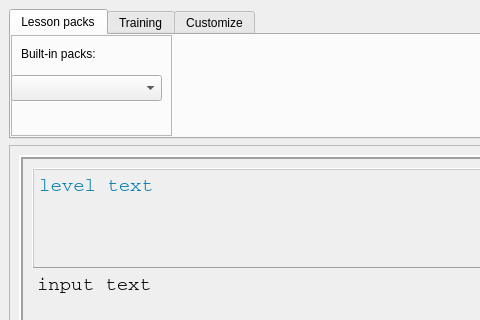
Before: the Qt Designer form ui/opentyper.ui in Open-Typer/Open-Typer, drawn with Qt 5; both pictures show x 0 to 480 and y 0 to 320 of the 1538 by 625 pixel window.
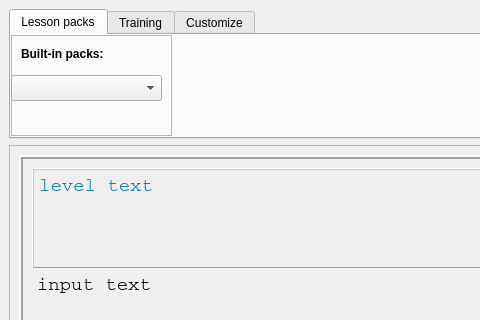
After: the same form once the commit is applied. Icons and pictures are not drawn.

Commit message: ui: opentyper: Swap state frame with open exercise from file

What changed in the file:
```diff
--- a/ui/opentyper.ui
+++ b/ui/opentyper.ui
@@ -57,6 +57,12 @@
            <height>18</height>
           </rect>
          </property>
+         <property name="font">
+          <font>
+           <weight>75</weight>
+           <bold>true</bold>
+          </font>
+         </property>
          <property name="text">
           <string>Built-in packs:</string>
          </property>
```
Left out of the diff: 470 changed lines with no effect on the pictures.
